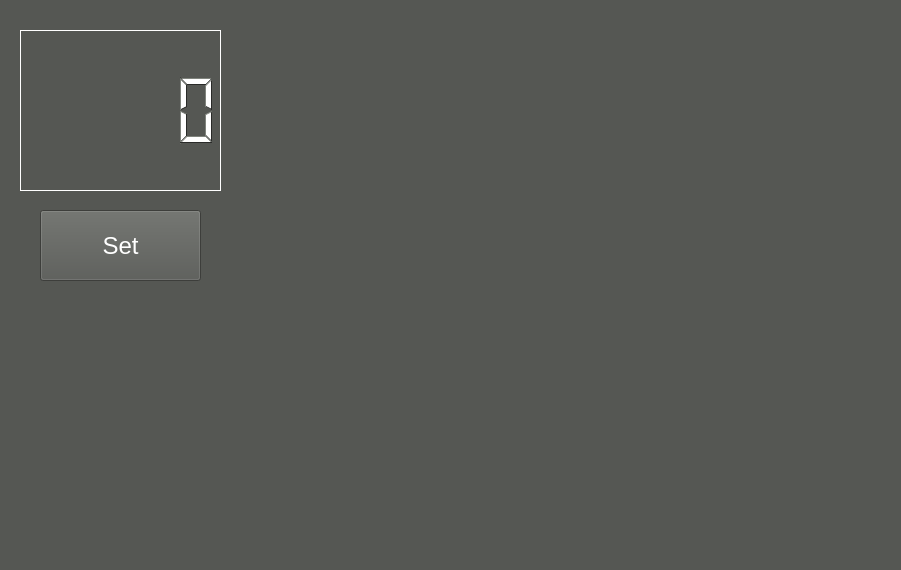
Before: the Qt Designer form caddyPkg/caddy_navigation/ui/main_window.ui in jinkim31/caddy_robot, drawn with Qt 5.
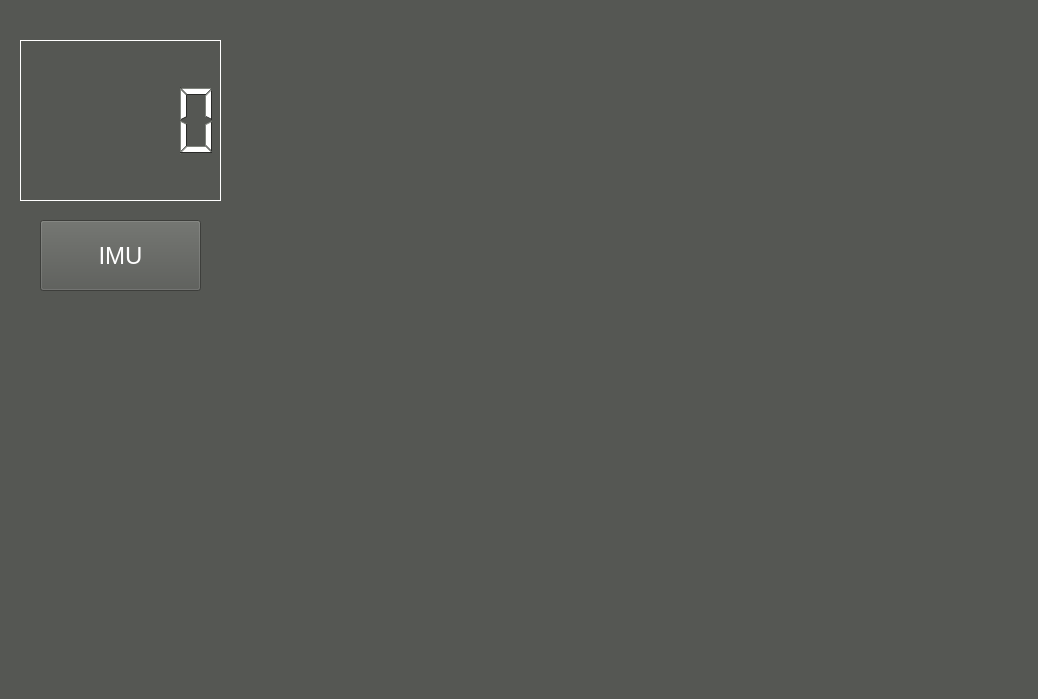
After: the same form once the commit is applied. Icons and pictures are not drawn. Custom widgets are drawn as their Qt base class.

The edit to the form file:
```diff
--- a/caddyPkg/caddy_navigation/ui/main_window.ui
+++ b/caddyPkg/caddy_navigation/ui/main_window.ui
@@ -6,8 +6,8 @@
    <rect>
     <x>0</x>
     <y>0</y>
-    <width>901</width>
-    <height>570</height>
+    <width>1038</width>
+    <height>699</height>
    </rect>
   </property>
   <property name="palette">
@@ -456,7 +456,7 @@
     <property name="geometry">
      <rect>
       <x>20</x>
-      <y>30</y>
+      <y>40</y>
       <width>201</width>
       <height>161</height>
      </rect>
@@ -475,7 +475,7 @@
     <property name="geometry">
      <rect>
       <x>40</x>
-      <y>210</y>
+      <y>220</y>
       <width>161</width>
       <height>71</height>
      </rect>
@@ -489,7 +489,7 @@
      <string notr="true"/>
     </property>
     <property name="text">
-     <string>Set</string>
+     <string>IMU</string>
     </property>
    </widget>
   </widget>
```
